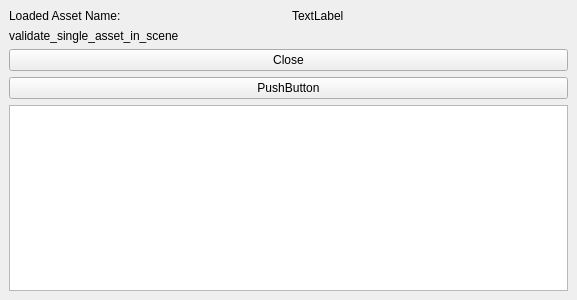
The window that _asset_validator/mayapy_asset_validator.ui (BlakeXYZ/Maya-Tools) describes before a commit, drawn with Qt 5.
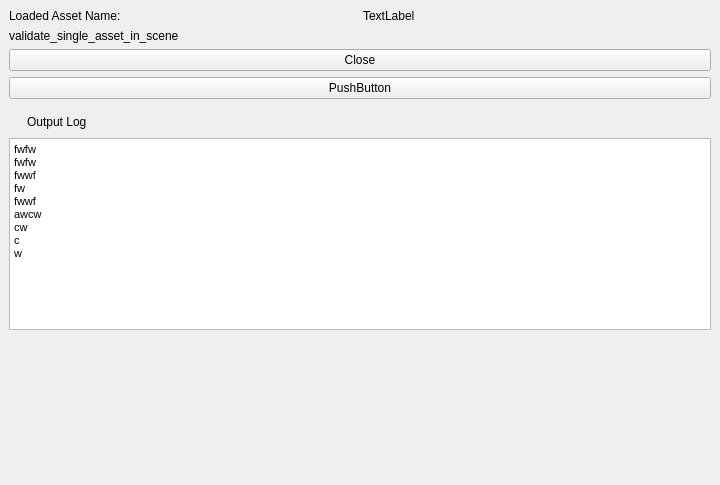
The same window after the commit.

Commit message: toggle_output_log eventFilter set up

Patch:
```diff
--- a/_asset_validator/mayapy_asset_validator.ui
+++ b/_asset_validator/mayapy_asset_validator.ui
@@ -6,15 +6,15 @@
    <rect>
     <x>0</x>
     <y>0</y>
-    <width>577</width>
-    <height>300</height>
+    <width>720</width>
+    <height>485</height>
    </rect>
   </property>
   <property name="windowTitle">
    <string>MainWindow</string>
   </property>
   <widget class="QWidget" name="centralwidget">
-   <layout class="QGridLayout" name="gridLayout">
+   <layout class="QGridLayout" name="gridLayout_2">
     <item row="0" column="0">
      <layout class="QHBoxLayout" name="hLayout_loaded_assed_name">
       <item>
@@ -34,16 +34,37 @@
      </layout>
     </item>
     <item row="3" column="0">
-     <widget class="QPushButton" name="pushButton">
+     <widget class="QPushButton" name="btn_collapse_test">
       <property name="text">
        <string>PushButton</string>
       </property>
      </widget>
     </item>
-    <item row="2" column="0">
-     <widget class="QPushButton" name="btn_closeWindow">
-      <property name="text">
-       <string>Close</string>
+    <item row="5" column="0">
+     <widget class="QTextEdit" name="textEdit_output_log">
+      <property name="minimumSize">
+       <size>
+        <width>0</width>
+        <height>0</height>
+       </size>
+      </property>
+      <property name="html">
+       <string>&lt;!DOCTYPE HTML PUBLIC &quot;-//W3C//DTD HTML 4.0//EN&quot; &quot;http://www.w3.org/TR/REC-html40/strict.dtd&quot;&gt;
+&lt;html&gt;&lt;head&gt;&lt;meta name=&quot;qrichtext&quot; content=&quot;1&quot; /&gt;&lt;style type=&quot;text/css&quot;&gt;
+p, li { white-space: pre-wrap; }
+&lt;/style&gt;&lt;/head&gt;&lt;body style=&quot; font-family:'MS Shell Dlg 2'; font-size:8.25pt; font-weight:400; font-style:normal;&quot;&gt;
+&lt;p style=&quot; margin-top:0px; margin-bottom:0px; margin-left:0px; margin-right:0px; -qt-block-indent:0; text-indent:0px;&quot;&gt;fwfw&lt;/p&gt;
+&lt;p style=&quot; margin-top:0px; margin-bottom:0px; margin-left:0px; margin-right:0px; -qt-block-indent:0; text-indent:0px;&quot;&gt;fwfw&lt;/p&gt;
+&lt;p style=&quot; margin-top:0px; margin-bottom:0px; margin-left:0px; margin-right:0px; -qt-block-indent:0; text-indent:0px;&quot;&gt;fwwf&lt;/p&gt;
+&lt;p style=&quot; margin-top:0px; margin-bottom:0px; margin-left:0px; margin-right:0px; -qt-block-indent:0; text-indent:0px;&quot;&gt;fw&lt;/p&gt;
+&lt;p style=&quot; margin-top:0px; margin-bottom:0px; margin-left:0px; margin-right:0px; -qt-block-indent:0; text-indent:0px;&quot;&gt;fwwf&lt;/p&gt;
+&lt;p style=&quot; margin-top:0px; margin-bottom:0px; margin-left:0px; margin-right:0px; -qt-block-indent:0; text-indent:0px;&quot;&gt;awcw&lt;/p&gt;
+&lt;p style=&quot; margin-top:0px; margin-bottom:0px; margin-left:0px; margin-right:0px; -qt-block-indent:0; text-indent:0px;&quot;&gt;cw&lt;/p&gt;
+&lt;p style=&quot; margin-top:0px; margin-bottom:0px; margin-left:0px; margin-right:0px; -qt-block-indent:0; text-indent:0px;&quot;&gt;c&lt;/p&gt;
+&lt;p style=&quot; margin-top:0px; margin-bottom:0px; margin-left:0px; margin-right:0px; -qt-block-indent:0; text-indent:0px;&quot;&gt;w&lt;/p&gt;&lt;/body&gt;&lt;/html&gt;</string>
+      </property>
+      <property name="textInteractionFlags">
+       <set>Qt::TextSelectableByKeyboard|Qt::TextSelectableByMouse</set>
       </property>
      </widget>
     </item>
@@ -66,7 +87,68 @@
      </layout>
     </item>
     <item row="4" column="0">
-     <widget class="QTextEdit" name="textEdit"/>
+     <widget class="QWidget" name="widget_toggle_output_log" native="true">
+      <layout class="QGridLayout" name="gridLayout">
+       <property name="leftMargin">
+        <number>0</number>
+       </property>
+       <property name="bottomMargin">
+        <number>2</number>
+       </property>
+       <item row="0" column="0">
+        <widget class="QLabel" name="label_toggle_output_log">
+         <property name="sizePolicy">
+          <sizepolicy hsizetype="Maximum" vsizetype="Maximum">
+           <horstretch>0</horstretch>
+           <verstretch>0</verstretch>
+          </sizepolicy>
+         </property>
+         <property name="minimumSize">
+          <size>
+           <width>12</width>
+           <height>16</height>
+          </size>
+         </property>
+         <property name="maximumSize">
+          <size>
+           <width>12</width>
+           <height>16</height>
+          </size>
+         </property>
+         <property name="text">
+          <string/>
+         </property>
+        </widget>
+       </item>
+       <item row="0" column="1">
+        <widget class="QLabel" name="label_toggle_output_log_text">
+         <property name="text">
+          <string>Output Log</string>
+         </property>
+        </widget>
+       </item>
+      </layout>
+     </widget>
+    </item>
+    <item row="2" column="0">
+     <widget class="QPushButton" name="btn_closeWindow">
+      <property name="text">
+       <string>Close</string>
+      </property>
+     </widget>
+    </item>
+    <item row="6" column="0">
+     <spacer name="verticalSpacer">
+      <property name="orientation">
+       <enum>Qt::Vertical</enum>
+      </property>
+      <property name="sizeHint" stdset="0">
+       <size>
+        <width>20</width>
+        <height>40</height>
+       </size>
+      </property>
+     </spacer>
     </item>
    </layout>
   </widget>
```
The commit also changes 2 other files.
